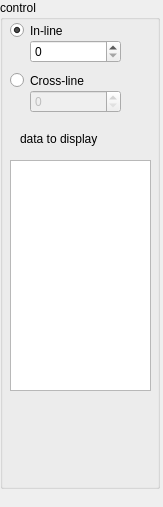
whimian/pyGeoPressure_gui, file pygeopressure_gui/ui/section_view_control.ui: the form before one commit.
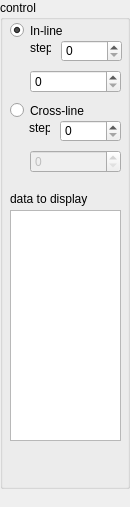
The form after the commit.

Commit message: #2 add step spinbox to section view

```diff
--- a/pygeopressure_gui/ui/section_view_control.ui
+++ b/pygeopressure_gui/ui/section_view_control.ui
@@ -6,7 +6,7 @@
    <rect>
     <x>0</x>
     <y>0</y>
-    <width>163</width>
+    <width>130</width>
     <height>507</height>
    </rect>
   </property>
@@ -18,7 +18,7 @@
   </property>
   <property name="minimumSize">
    <size>
-    <width>160</width>
+    <width>130</width>
     <height>300</height>
    </size>
   </property>
@@ -30,19 +30,19 @@
     <rect>
      <x>0</x>
      <y>0</y>
-     <width>160</width>
+     <width>130</width>
      <height>489</height>
     </rect>
    </property>
    <property name="minimumSize">
     <size>
-     <width>160</width>
+     <width>130</width>
      <height>300</height>
     </size>
    </property>
    <property name="maximumSize">
     <size>
-     <width>160</width>
+     <width>130</width>
      <height>16777215</height>
     </size>
    </property>
@@ -52,8 +52,8 @@
    <widget class="QLabel" name="label_2">
     <property name="geometry">
      <rect>
-      <x>20</x>
-      <y>130</y>
+      <x>10</x>
+      <y>190</y>
       <width>101</width>
       <height>17</height>
      </rect>
@@ -66,8 +66,8 @@
     <property name="geometry">
      <rect>
       <x>10</x>
-      <y>160</y>
-      <width>141</width>
+      <y>210</y>
+      <width>111</width>
       <height>231</height>
      </rect>
     </property>
@@ -76,7 +76,7 @@
     <property name="geometry">
      <rect>
       <x>30</x>
-      <y>40</y>
+      <y>70</y>
       <width>91</width>
       <height>23</height>
      </rect>
@@ -89,7 +89,7 @@
     <property name="geometry">
      <rect>
       <x>30</x>
-      <y>90</y>
+      <y>150</y>
       <width>91</width>
       <height>23</height>
      </rect>
@@ -115,7 +115,7 @@
     <property name="geometry">
      <rect>
       <x>10</x>
-      <y>70</y>
+      <y>100</y>
       <width>104</width>
       <height>21</height>
      </rect>
@@ -124,6 +124,52 @@
      <string>Cross-line</string>
     </property>
    </widget>
+   <widget class="QSpinBox" name="step_inline_SpinBox">
+    <property name="geometry">
+     <rect>
+      <x>61</x>
+      <y>40</y>
+      <width>61</width>
+      <height>22</height>
+     </rect>
+    </property>
+   </widget>
+   <widget class="QLabel" name="label">
+    <property name="geometry">
+     <rect>
+      <x>30</x>
+      <y>40</y>
+      <width>21</width>
+      <height>16</height>
+     </rect>
+    </property>
+    <property name="text">
+     <string>step</string>
+    </property>
+   </widget>
+   <widget class="QLabel" name="label_3">
+    <property name="geometry">
+     <rect>
+      <x>29</x>
+      <y>120</y>
+      <width>21</width>
+      <height>16</height>
+     </rect>
+    </property>
+    <property name="text">
+     <string>step</string>
+    </property>
+   </widget>
+   <widget class="QSpinBox" name="step_crline_SpinBox">
+    <property name="geometry">
+     <rect>
+      <x>60</x>
+      <y>120</y>
+      <width>61</width>
+      <height>22</height>
+     </rect>
+    </property>
+   </widget>
   </widget>
  </widget>
  <resources/>
```
The commit also changes 3 other files.
